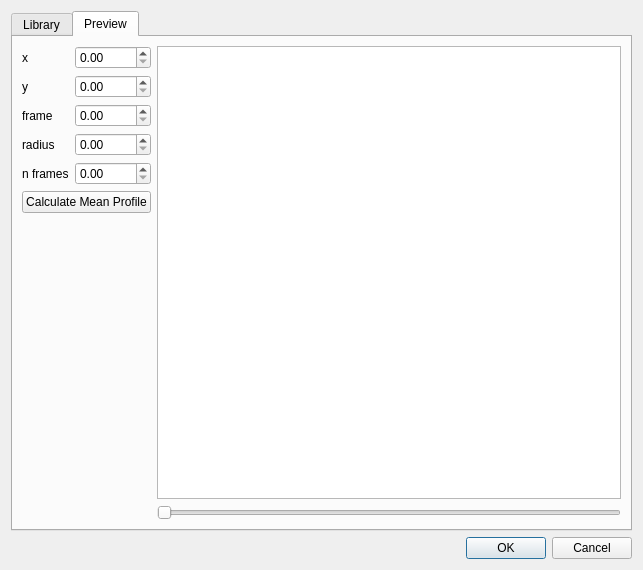
Qt form apps/nsxqt/ui/DialogShapeLibrary.ui (k61n/openhkl) before a commit.
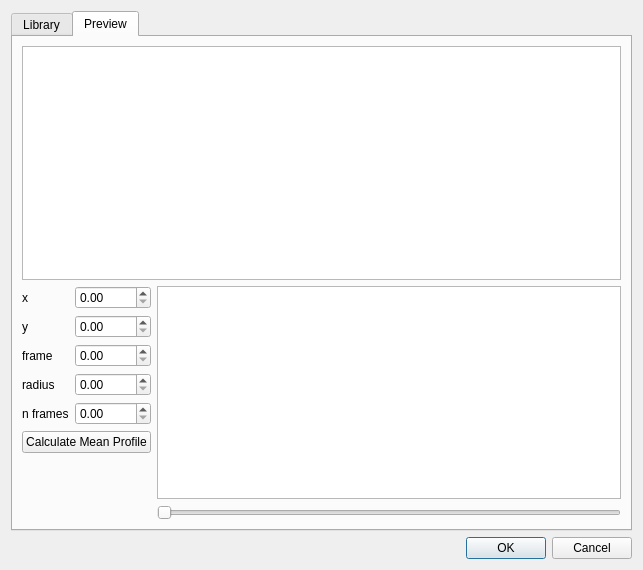
The same form after that commit. The open tabs and pages were chosen to show the change.

Commit message: Added a peak table to shape library dialog to interpolate at a given peak center

Diff of the .ui file:
```diff
--- a/apps/nsxqt/ui/DialogShapeLibrary.ui
+++ b/apps/nsxqt/ui/DialogShapeLibrary.ui
@@ -267,7 +267,7 @@
        <string>Preview</string>
       </attribute>
       <layout class="QGridLayout" name="gridLayout_4">
-       <item row="0" column="0">
+       <item row="1" column="0">
         <layout class="QGridLayout" name="gridLayout_3">
          <item row="0" column="0">
           <layout class="QFormLayout" name="formLayout_3">
@@ -362,6 +362,9 @@
          </item>
         </layout>
        </item>
+       <item row="0" column="0">
+        <widget class="QTableView" name="peaks"/>
+       </item>
       </layout>
      </widget>
     </widget>
```
Left out of the diff: 2 changed lines with no effect on the pictures. The commit also changes 6 other files.
